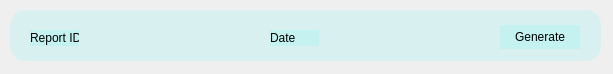
Old version of the form WardenFort/reportswidget.ui in the repository oncelerr/WardenFort.
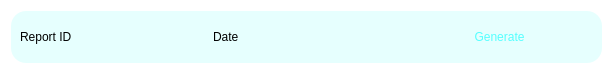
New version of the form.

Diff of the .ui file:
```diff
--- a/WardenFort/reportswidget.ui
+++ b/WardenFort/reportswidget.ui
@@ -13,15 +13,12 @@
   <property name="windowTitle">
    <string>Form</string>
   </property>
+  <property name="styleSheet">
+   <string notr="true">background-color: transparent;</string>
+  </property>
+  <layout class="QHBoxLayout" name="horizontalLayout">
+   <item>
   <widget class="QFrame" name="frame">
-   <property name="geometry">
-    <rect>
-     <x>10</x>
-     <y>10</y>
-     <width>591</width>
-     <height>51</height>
-    </rect>
-   </property>
    <property name="styleSheet">
     <string notr="true">background-color: rgba(1, 253, 245, 0.1); /* 10% opacity */
     border-radius: 15px;</string>
@@ -32,46 +29,56 @@
    <property name="frameShadow">
     <enum>QFrame::Raised</enum>
    </property>
-   <widget class="QPushButton" name="pushButton">
-    <property name="geometry">
-     <rect>
-      <x>490</x>
-      <y>15</y>
-      <width>80</width>
-      <height>24</height>
-     </rect>
-    </property>
-    <property name="text">
-     <string>Generate</string>
-    </property>
-   </widget>
+     <layout class="QHBoxLayout" name="horizontalLayout_2" stretch="0,0,0">
+      <property name="sizeConstraint">
+       <enum>QLayout::SetNoConstraint</enum>
+      </property>
+      <item>
    <widget class="QLabel" name="idLabel">
-    <property name="geometry">
-     <rect>
-      <x>20</x>
-      <y>20</y>
-      <width>49</width>
-      <height>16</height>
-     </rect>
+        <property name="styleSheet">
+         <string notr="true">background-color: transparent;</string>
     </property>
     <property name="text">
      <string>Report ID</string>
     </property>
    </widget>
+      </item>
+      <item>
    <widget class="QLabel" name="dateLabel">
-    <property name="geometry">
-     <rect>
-      <x>260</x>
-      <y>20</y>
-      <width>49</width>
-      <height>16</height>
-     </rect>
+        <property name="styleSheet">
+         <string notr="true">background-color: transparent;</string>
     </property>
     <property name="text">
      <string>Date</string>
     </property>
    </widget>
-  </widget>
+      </item>
+      <item>
+       <widget class="QPushButton" name="pushButton">
+        <property name="minimumSize">
+         <size>
+          <width>0</width>
+          <height>0</height>
+         </size>
+        </property>
+        <property name="sizeIncrement">
+         <size>
+          <width>0</width>
+          <height>0</height>
+         </size>
+        </property>
+        <property name="styleSheet">
+         <string notr="true"> background-color: transparent; color: rgb(85, 255, 255);</string>
+        </property>
+        <property name="text">
+         <string>Generate</string>
+        </property>
+       </widget>
+      </item>
+     </layout>
+    </widget>
+   </item>
+  </layout>
  </widget>
  <resources/>
  <connections/>
```
Lines whose indentation alone changed are shown as unchanged.
